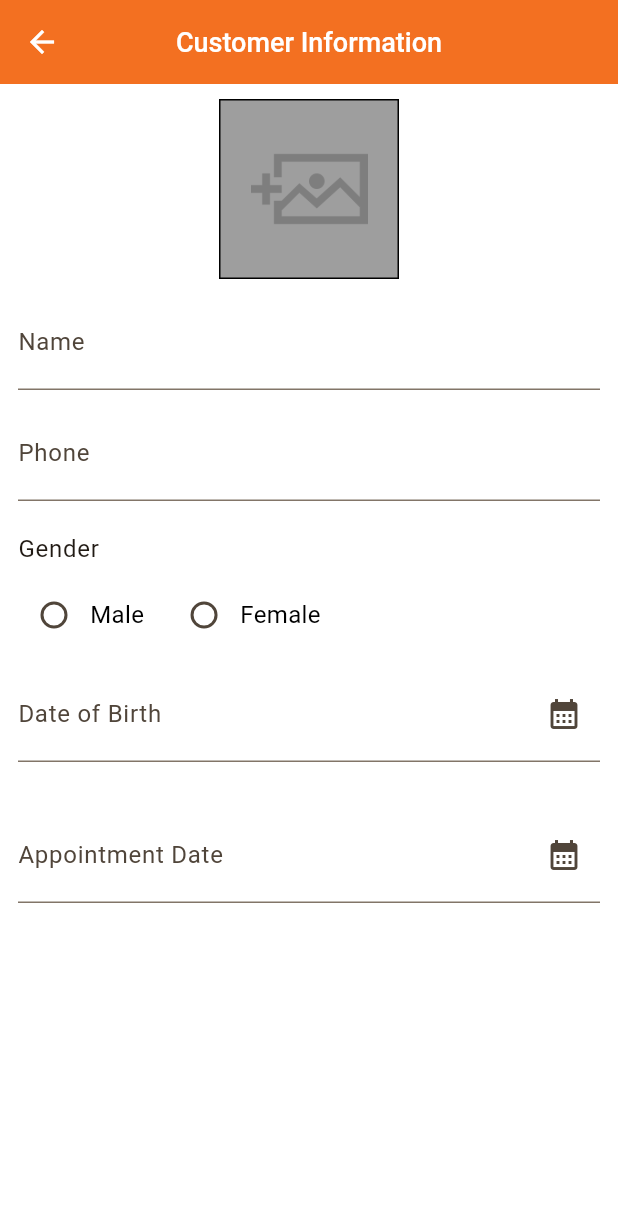
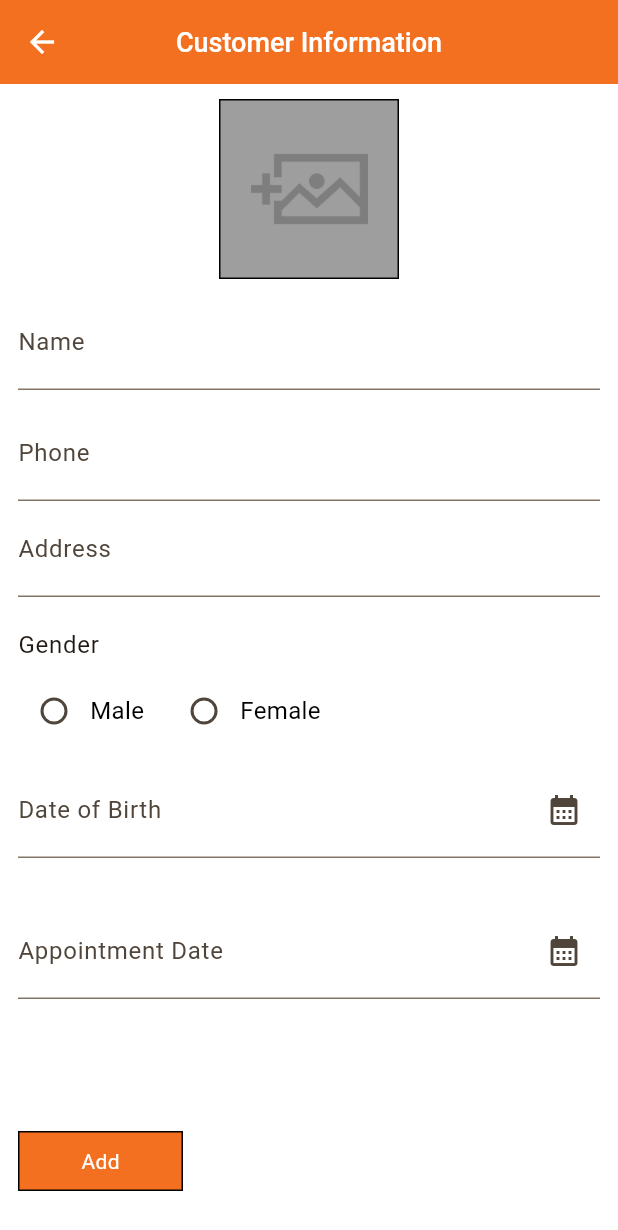
Before and after one commit to Eaindra68/customer_appoitment_system, a Flutter app: the CustomerInfoPage screen opened directly, on a phone screen of 412 x 824 dp. Shown: the top 1230 px of the screen. Run offline on Flutter 3.47's test engine with Material 3 defaults, Android fonts, the phone set to English and light mode, and no system bars; our stand-ins replace hive, hive_flutter, image_picker, loading_animation_widget; accounts and stored records are empty; Roboto replaces fonts that are missing (Nunito).

Commit message:
Update customer_info_page.dart

```diff
--- a/lib/presentation/pages/customer_info_page.dart
+++ b/lib/presentation/pages/customer_info_page.dart
@@ -4,8 +4,10 @@ import 'dart:typed_data';
 
 import 'package:ace_customer_appoitment_system/core/constants/my_images.dart';
 import 'package:ace_customer_appoitment_system/core/extensions/context_exts.dart';
+import 'package:ace_customer_appoitment_system/core/utils/validation.dart';
 import 'package:flutter/foundation.dart';
 import 'package:flutter/material.dart';
+import 'package:hive/hive.dart';
 import 'package:image_picker/image_picker.dart';
 
 import '../../config/colors_constant.dart';
@@ -23,10 +25,48 @@ class CustomerInfoPage extends StatefulWidget {
 class _CustomerInfoPageState extends State<CustomerInfoPage> {
   final TextEditingController _nameController = TextEditingController();
   final TextEditingController _phoneController = TextEditingController();
+
+  final TextEditingController _addressController = TextEditingController();
+
   DateTime? _selectedDateOfBirth;
+  DateTime? _appointmentDate;
+  final _formKey = GlobalKey<FormState>();
+
   String? _selectedGender;
   File? profileFile;
   Uint8List? _profileImg;
+
+  @override
+  void dispose() {
+    super.dispose();
+    _nameController.dispose();
+    _phoneController.dispose();
+    _addressController.dispose();
+  }
+
+  void _addNewCustomer() async {
+    if (_formKey.currentState?.validate() != true) {
+      context.showCustomToast("Please fill the form correctly.");
+      return;
+    }
+
+    final box = Hive.box('customersBox');
+    await box.add({
+      "name": _nameController.text,
+      "phone": _phoneController.text,
+      "address": _addressController.text,
+      "gender": _selectedGender ?? "Unknown",
+      "dob": _selectedDateOfBirth?.toIso8601String(),
+      "appointmentDate": _appointmentDate?.toIso8601String(),
+      "image": _profileImg,
+    });
+    if (!mounted) return;
+
+    ScaffoldMessenger.of(context).showSnackBar(
+      const SnackBar(content: Text("Customer added successfully!")),
+    );
+    Navigator.pop(context, true);
+  }
 
   Future<void> _pickImage(
     ImageSource source,
@@ -58,9 +98,15 @@ class _CustomerInfoPageState extends State<CustomerInfoPage> {
           style: context.textTheme.titleLarge?.copyWith(color: Colors.white),
         ),
       ),
-      body: SingleChildScrollView(
+      body: Form(
+        key: _formKey,
         child: Padding(
           padding: const EdgeInsets.symmetric(horizontal: 12.0, vertical: 10),
+          child: Column(
+            crossAxisAlignment: CrossAxisAlignment.start,
+            children: [
+              Expanded(
+                child: SingleChildScrollView(
                   child: Column(
                     crossAxisAlignment: CrossAxisAlignment.start,
                     children: [
@@ -95,16 +141,32 @@ class _CustomerInfoPageState extends State<CustomerInfoPage> {
                         controller: _nameController,
                         decoration: InputDecoration(
                           labelText: "Name",
-                  contentPadding: const EdgeInsets.symmetric(vertical: 12),
+                          contentPadding: const EdgeInsets.symmetric(
+                            vertical: 12,
                           ),
+                        ),
+                        validator: Validations.nonEmptyValue,
                       ),
                       const SizedBox(height: 10),
                       TextFormField(
                         controller: _phoneController,
                         decoration: InputDecoration(
                           labelText: "Phone",
-                  contentPadding: const EdgeInsets.symmetric(vertical: 12),
+                          contentPadding: const EdgeInsets.symmetric(
+                            vertical: 12,
                           ),
+                        ),
+                        validator: Validations.nonEmptyValue,
+                      ),
+                      TextFormField(
+                        controller: _addressController,
+                        decoration: InputDecoration(
+                          labelText: "Address",
+                          contentPadding: const EdgeInsets.symmetric(
+                            vertical: 12,
+                          ),
+                        ),
+                        validator: Validations.nonEmptyValue,
                       ),
                       const SizedBox(height: 20),
                       GenderSelector(
@@ -125,11 +187,37 @@ class _CustomerInfoPageState extends State<CustomerInfoPage> {
                       ),
                       BirthDateSelectorCard(
                         label: "Appointment Date",
-                selectedDate: _selectedDateOfBirth,
+                        selectedDate: _appointmentDate,
                         onDateChanged: (value) {
-                  _selectedDateOfBirth = value;
+                          _appointmentDate = value;
                           if (mounted) setState(() {});
                         },
+                      ),
+                    ],
+                  ),
+                ),
+              ),
+              Padding(
+                padding: const EdgeInsets.only(bottom: 20),
+                child: InkWell(
+                  onTap: _addNewCustomer,
+                  child: Container(
+                    width: 110,
+                    height: 40,
+                    decoration: BoxDecoration(
+                      color: ColorConst.primary,
+                      border: BoxBorder.all(color: Colors.black),
+                    ),
+                    child: Center(
+                      child: Text(
+                        "Add",
+                        style: context.textTheme.bodyMedium?.copyWith(
+                          color: Colors.white,
+                        ),
+                      ),
+                    ),
+                  ),
+                ),
               ),
             ],
           ),
```
Lines whose indentation alone changed are shown as unchanged.
